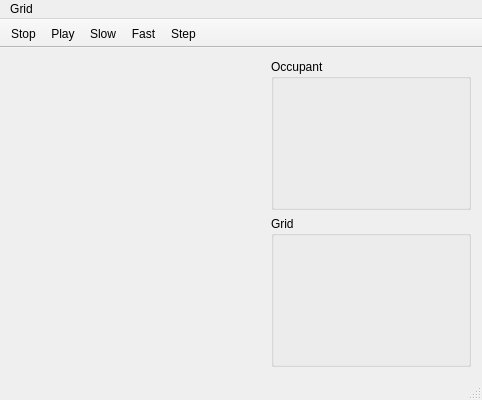
This is gui/mainwindow.ui in taliesinb/floatworld as Qt 5 draws it before an edit. The edited form follows.
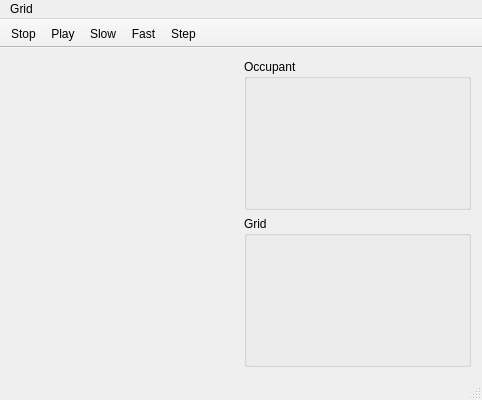
This is the edited form. Icons and pictures are not drawn. Custom widgets are drawn as their Qt base class.

The edit to the form file:
```diff
--- a/gui/mainwindow.ui
+++ b/gui/mainwindow.ui
@@ -44,7 +44,7 @@
        <widget class="QGroupBox" name="occupantBox">
         <property name="maximumSize">
          <size>
-          <width>200</width>
+          <width>300</width>
           <height>400</height>
          </size>
         </property>
@@ -57,7 +57,7 @@
        <widget class="QGroupBox" name="gridBox">
         <property name="maximumSize">
          <size>
-          <width>200</width>
+          <width>300</width>
           <height>400</height>
          </size>
         </property>
```
